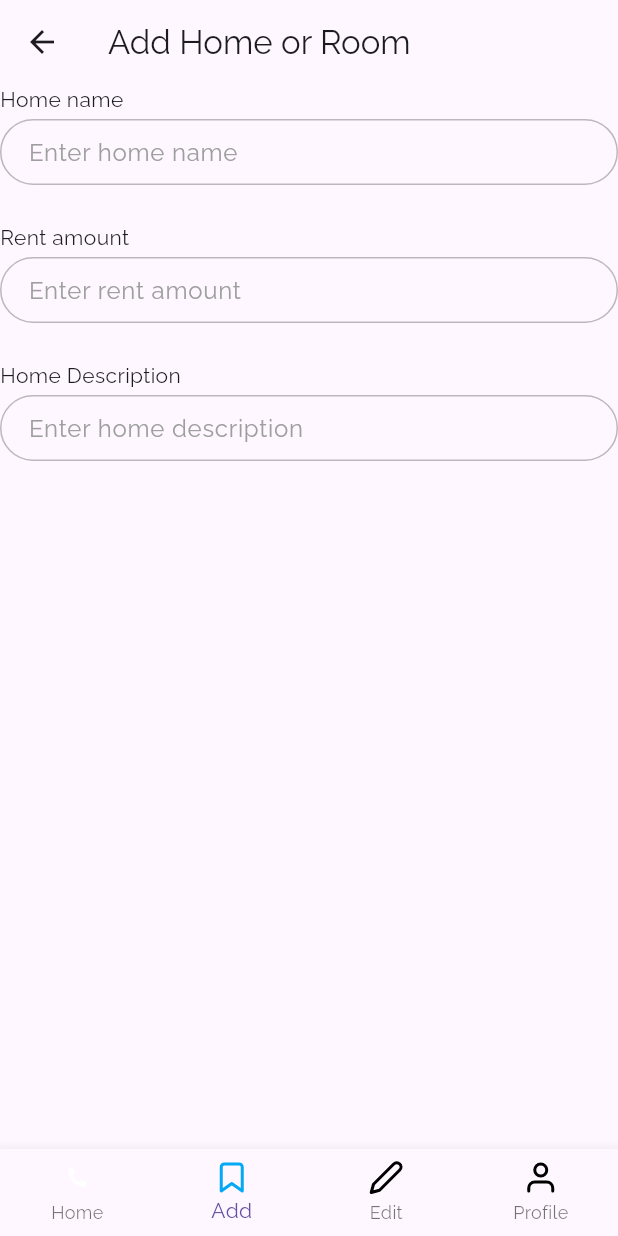
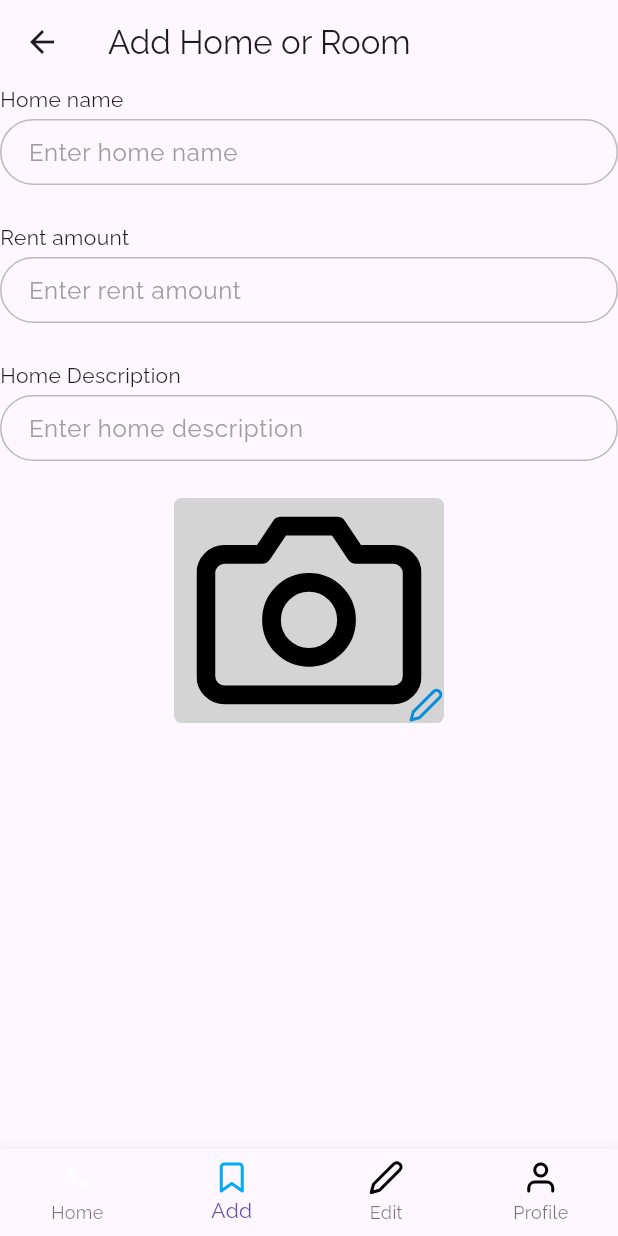
Before and after one commit to jerrito/house_rental_admin, a Flutter app: the AddHomePage screen opened by its route, on a phone screen of 412 x 824 dp. Run offline on Flutter 3.47's test engine with Material 3 defaults, Android fonts, the phone set to English and light mode, and no system bars; drawn by our look-alikes of oktoast; our stand-ins replace bloc, carousel_slider, cloud_firestore, dartz, equatable, firebase_auth and 11 more; missing offline and left inert: data_connection_checker_nulls, firebase_app_check, telephony; accounts and stored records are empty.

```diff
--- a/lib/src/home/domain/repository/home_repository.dart
+++ b/lib/src/home/domain/repository/home_repository.dart
@@ -4,4 +4,6 @@ import 'package:image_picker/image_picker.dart';
 abstract class HomeRepository {
   Future<Either<String, XFile>> getProfileImageGallery();
   Future<Either<String, XFile>> getProfileImageCamera();
+  Future<Either<String,List<XFile>>> addMultipleImage();
+
 }
--- /dev/null
+++ b/lib/src/home/domain/usecases/add_multiple_image.dart
@@ -0,0 +1,15 @@
+import 'package:dartz/dartz.dart';
+import 'package:house_rental_admin/core/usecase/usecase.dart';
+import 'package:house_rental_admin/src/home/domain/repository/home_repository.dart';
+import 'package:image_picker/image_picker.dart';
+
+class AddMultipleImage extends UseCases<List<XFile>,NoParams> {
+  final HomeRepository repository;
+
+  AddMultipleImage({required this.repository});
+
+  @override
+  Future<Either<String, List<XFile>>> call(NoParams params) async {
+    return await repository.addMultipleImage();
+  }
+}
--- a/lib/src/home/presentation/bloc/home_event.dart
+++ b/lib/src/home/presentation/bloc/home_event.dart
@@ -21,3 +21,9 @@ class GetHouseDocumentGalleryEvent extends HomeEvent {
   final NoParams params;
   GetHouseDocumentGalleryEvent({required this.params});
 }
+
+class AddMultipleImageEvent extends HomeEvent {
+  final NoParams params;
+
+  AddMultipleImageEvent({required this.params});
+}
--- a/lib/src/home/presentation/bloc/home_state.dart
+++ b/lib/src/home/presentation/bloc/home_state.dart
@@ -24,3 +24,16 @@ class HouseDocumentError extends HomeState {
   final String errorMessage;
   HouseDocumentError({required this.errorMessage});
 }
+
+class AddMultipleImageLoaded extends HomeState {
+  final List<XFile> files;
+
+  AddMultipleImageLoaded({required this.files});
+}
+
+class AddMultipleImageError extends HomeState {
+  final String errorMessage;
+
+  AddMultipleImageError({required this.errorMessage});
+
+}
--- a/lib/src/home/presentation/pages/add_home.dart
+++ b/lib/src/home/presentation/pages/add_home.dart
@@ -1,5 +1,18 @@
+import 'dart:io';
+
+import 'package:carousel_slider/carousel_slider.dart';
 import 'package:flutter/material.dart';
+import 'package:flutter_bloc/flutter_bloc.dart';
+import 'package:flutter_form_builder/flutter_form_builder.dart';
+import 'package:flutter_svg/svg.dart';
+import 'package:house_rental_admin/assets/svgs/svg_constants.dart';
+import 'package:house_rental_admin/core/strings/app_strings.dart';
+import 'package:house_rental_admin/core/theme%20copy/colors.dart';
+import 'package:house_rental_admin/core/usecase/usecase.dart';
+import 'package:house_rental_admin/locator.dart';
+import 'package:house_rental_admin/src/authentication/presentation/widgets/build_house_document_change.dart';
 import 'package:house_rental_admin/src/authentication/presentation/widgets/default_textfield.dart';
+import 'package:house_rental_admin/src/home/presentation/bloc/home_bloc.dart';
 import 'package:house_rental_admin/src/home/presentation/widgets/bottom_nav_bar.dart';
 
 class AddHomePage extends StatefulWidget {
@@ -10,39 +23,145 @@ class AddHomePage extends StatefulWidget {
 }
 
 class _AddHomePageState extends State<AddHomePage> {
+  final homeBloc = locator<HomeBloc>();
   final homeNameController = TextEditingController();
+  bool isImageAvailable = true;
   @override
   Widget build(BuildContext context) {
     return Scaffold(
-      bottomNavigationBar:  BottomNavigationBarWidget(index: 1,),
+      bottomNavigationBar: BottomNavigationBarWidget(
+        index: 1,
+      ),
       appBar: AppBar(
         title: const Text("Add Home or Room"),
       ),
       body: Column(
         children: [
-
-          DefaultTextfield(
+          FormBuilderField<String>(
+              name: "homeName",
+              validator: (value) {
+                if (value?.isEmpty ?? true) {
+                  return fieldRequired;
+                }
+                if (value!.length <= 5) {
+                  return mustBeCharacters;
+                }
+                return null;
+              },
+              builder: (context) {
+                return DefaultTextfield(
                   controller: homeNameController,
                   hintText: "Enter home name",
                   label: "Home name",
-
-          ),
-
-          DefaultTextfield(
+                );
+              }),
+         FormBuilderField<num>(
+              name: "rentAmount",
+              validator: (value) {
+                if (value?.isNaN ?? true) {
+                  return fieldRequired;
+                }
+                // if (value!. <= 1) {
+                //   return mustBeCharacters;
+                // }
+                return null;
+              },
+            builder: (context) {
+              return DefaultTextfield(
+                textInputType: TextInputType.number,
                 controller: homeNameController,
                 hintText: "Enter rent amount",
                 label: "Rent amount",
+              );
+            }
           ),
-
-           DefaultTextfield(
+          FormBuilderField<String>(
+              name: "homeDescription",
+              validator: (value) {
+                if (value?.isEmpty ?? true) {
+                  return fieldRequired;
+                }
+                if (value!.length <= 2) {
+                  return mustBeCharacters;
+                }
+                return null;
+              },
+            builder: (context) {
+              return DefaultTextfield(
                 controller: homeNameController,
                 hintText: "Enter home description",
                 label: "Home Description",
+              );
+            }
           ),
+          BlocConsumer(
+            bloc: homeBloc,
+            builder: (context, state) {
+              if (state is AddMultipleImageLoaded) {
+                return SizedBox(
+                  width: 180,
+                  height: 150,
+                  child: CarouselSlider.builder(
+                    itemCount: state.files.length,
+                    itemBuilder: (context, index, value) {
+                      final paths = state.files[index].path;
 
-
-
-
+                      return ClipRRect(
+                        borderRadius: BorderRadius.circular(5),
+                        child: Image.file(
+                          File(paths),
+                          fit: BoxFit.cover,
+                          width: double.infinity,
+                          height: 150,
+                        ),
+                      );
+                    },
+                    options: CarouselOptions(
+                      height: 150,
+                      reverse: true,
+                    ),
+                  ),
+                );
+              }
+              return SizedBox(
+                width: 180,
+                height: 150,
+                child: Stack(
+                  children: [
+                    Align(
+                      alignment: Alignment.center,
+                      child: Container(
+                          width: 180,
+                          height: 150,
+                          decoration: BoxDecoration(
+                            borderRadius: BorderRadius.circular(5),
+                            color: searchTextColor3,
+                          ),
+                          child: SvgPicture.asset(cameraSVG)),
+                    ),
+                    Align(
+                      alignment: Alignment.bottomRight,
+                      child: GestureDetector(
+                        onTap: () {
+                          homeBloc
+                              .add(AddMultipleImageEvent(params: NoParams()));
+                        },
+                        child: SvgPicture.asset(
+                          editSVG,
+                          color: housePrimaryColor,
+                        ),
+                      ),
+                    ),
+                  ],
+                ),
+              );
+            },
+            listener: (BuildContext context, state) {
+              if (state is AddMultipleImageError) {
+                debugPrint(state.errorMessage);
+              }
+            },
+          ),
         ],
       ),
     );
```
Also changed, not shown: lib/locator.dart (+11 -8 lines), lib/src/authentication/presentation/widgets/build_multiple_images.dart (added, +56 -0 lines), lib/src/home/data/data_source/localds.dart (+16 -0 lines), lib/src/home/data/repository/home_repository_impl.dart (+9 -2 lines), lib/src/home/presentation/bloc/home_bloc.dart (+16 -1 lines). Lines whose indentation alone changed are shown as unchanged.
